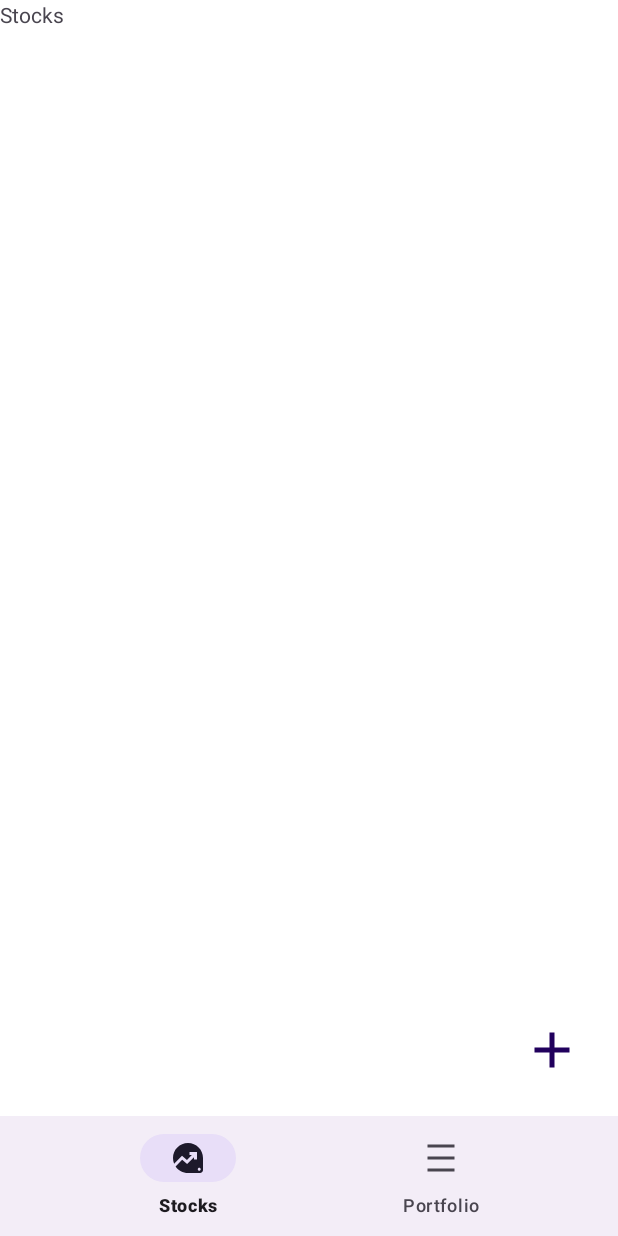
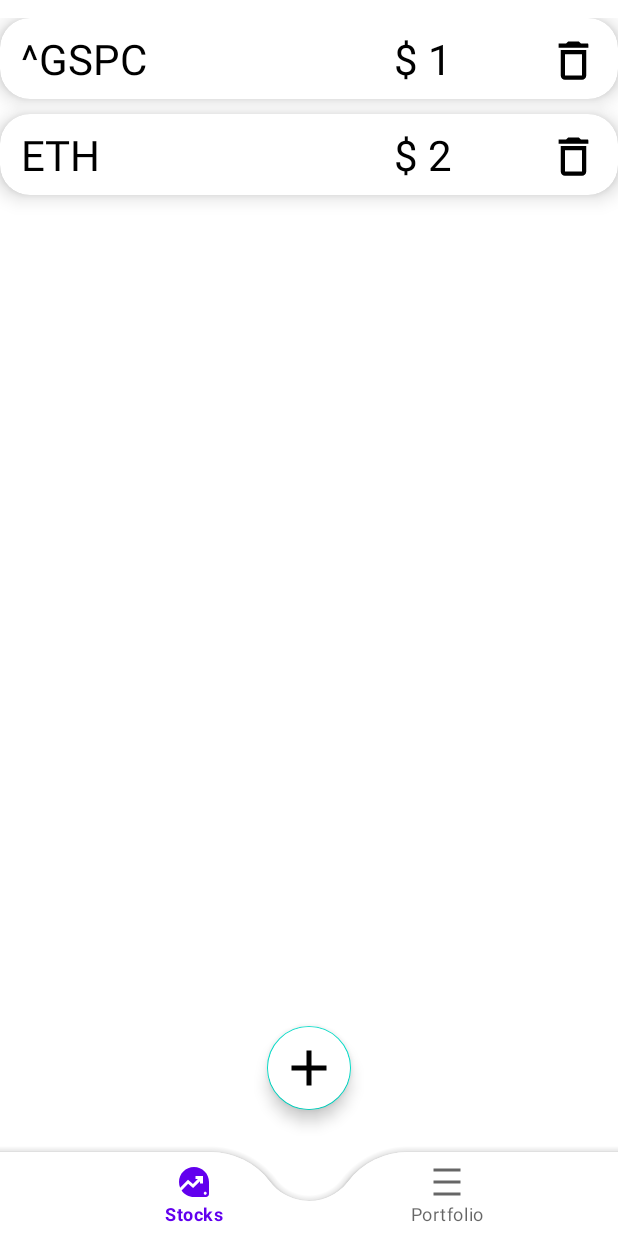
Before and after one commit to VictorFigma/fintrack, an Android app: the screen it shows after launch (HomeActivity), on a phone screen of 412 x 824 dp. Run offline under Robolectric (Android 15) with nearby library versions, the phone set to English and light mode, and no system bars.

Commit message:
Add default custom stocks listView

```diff
--- a/app/build.gradle.kts
+++ b/app/build.gradle.kts
@@ -25,14 +25,16 @@ android {
             )
         }
     }
+
+    buildFeatures {
+        viewBinding = true
+    }
+
     compileOptions {
         sourceCompatibility = JavaVersion.VERSION_1_8
         targetCompatibility = JavaVersion.VERSION_1_8
     }
 
-    buildFeatures {
-        viewBinding = true
-    }
 }
 
 dependencies {
--- a/app/src/main/java/com/victorfigma/fintrack/StocksFragment.java
+++ b/app/src/main/java/com/victorfigma/fintrack/StocksFragment.java
@@ -7,13 +7,37 @@ import androidx.fragment.app.Fragment;
 import android.view.LayoutInflater;
 import android.view.View;
 import android.view.ViewGroup;
+import android.widget.ArrayAdapter;
+import android.widget.ListView;
+
+import java.util.ArrayList;
 
 public class StocksFragment extends Fragment {
 
+    ListView listView;
+    StocksListAdapter listAdapter;
+    ArrayList<StocksListData> dataArrayList= new ArrayList<>();
+    StocksListData listData;
+
+
+
     @Override
-    public View onCreateView(LayoutInflater inflater, ViewGroup container,
-                             Bundle savedInstanceState) {
-        // Inflate the layout for this fragment
-        return inflater.inflate(R.layout.fragment_stocks, container, false);
+    public View onCreateView(LayoutInflater inflater, ViewGroup container, Bundle savedInstanceState) {
+        View view = inflater.inflate(R.layout.fragment_stocks, container, false);
+
+        String[] defaultListStocks = {"^GSPC", "ETH"};
+        int[] defaultListPrices = {1, 2};
+
+        for (int i=0; i < defaultListStocks.length; i++){
+            listData = new StocksListData(defaultListStocks[i], defaultListPrices[i]);
+            dataArrayList.add(listData);
+        }
+
+        listView = (ListView) view.findViewById(R.id.stocksListView);
+        listAdapter = new StocksListAdapter(getActivity(), dataArrayList);
+        listView.setAdapter(listAdapter);
+
+        return view;
     }
+
 }
--- /dev/null
+++ b/app/src/main/java/com/victorfigma/fintrack/StocksListAdapter.java
@@ -0,0 +1,37 @@
+package com.victorfigma.fintrack;
+
+import android.content.Context;
+import android.view.LayoutInflater;
+import android.view.View;
+import android.view.ViewGroup;
+import android.widget.ArrayAdapter;
+import android.widget.TextView;
+
+import androidx.annotation.NonNull;
+import androidx.annotation.Nullable;
+
+import java.util.ArrayList;
+
+public class StocksListAdapter extends ArrayAdapter<StocksListData> {
+    public StocksListAdapter(@NonNull Context context, ArrayList<StocksListData> dataArrayList){
+        super(context, R.layout.listed_item_stocks, dataArrayList);
+    }
+
+    @NonNull
+    @Override
+    public View getView(int position, @Nullable View view, ViewGroup parent){
+        StocksListData listData = getItem(position);
+
+        if(view == null){
+            view = LayoutInflater.from(getContext()).inflate(R.layout.listed_item_stocks, parent, false);
+        }
+
+        TextView listStock = view.findViewById(R.id.stocksStockCode);
+        TextView listPrice = view.findViewById(R.id.stocksStockPrice);
+
+        listStock.setText(listData.stock);
+        listPrice.setText(listData.price + " $");
+
+        return view;
+    }
+}
--- /dev/null
+++ b/app/src/main/java/com/victorfigma/fintrack/StocksListData.java
@@ -0,0 +1,10 @@
+package com.victorfigma.fintrack;
+
+public class StocksListData {
+    String stock, price;
+
+    public StocksListData(String stock, int price){
+        this.stock = stock;
+        this.price = String.valueOf(price);
+    }
+}
--- /dev/null
+++ b/app/src/main/res/drawable/baseline_delete_outline_24.xml
@@ -0,0 +1,5 @@
+<vector android:height="24dp" android:tint="#000000"
+    android:viewportHeight="24" android:viewportWidth="24"
+    android:width="24dp" xmlns:android="http://schemas.android.com/apk/res/android">
+    <path android:fillColor="@android:color/white" android:pathData="M6,19c0,1.1 0.9,2 2,2h8c1.1,0 2,-0.9 2,-2L18,7L6,7v12zM8,9h8v10L8,19L8,9zM15.5,4l-1,-1h-5l-1,1L5,4v2h14L19,4z"/>
+</vector>
--- a/app/src/main/res/layout/activity_home.xml
+++ b/app/src/main/res/layout/activity_home.xml
@@ -12,7 +12,7 @@
     <FrameLayout
         android:layout_width="match_parent"
         android:layout_height="match_parent"
-        android:id="@+id/frame_layout" />
+        android:id="@+id/frame_layout"/>
 
     <com.google.android.material.bottomappbar.BottomAppBar
         android:layout_width="match_parent"
--- a/app/src/main/res/layout/fragment_stocks.xml
+++ b/app/src/main/res/layout/fragment_stocks.xml
@@ -1,14 +1,20 @@
 <?xml version="1.0" encoding="utf-8"?>
-<FrameLayout xmlns:android="http://schemas.android.com/apk/res/android"
-    xmlns:tools="http://schemas.android.com/tools"
+
+<androidx.constraintlayout.widget.ConstraintLayout
+    xmlns:android="http://schemas.android.com/apk/res/android"
     android:layout_width="match_parent"
     android:layout_height="match_parent"
-    tools:context=".StocksFragment">
+    xmlns:tools="http://schemas.android.com/tools"
+    tools:context=".HomeActivity">
 
-    <!-- TODO: Update blank fragment layout -->
-    <TextView
-        android:layout_width="wrap_content"
-        android:layout_height="wrap_content"
-        android:text="Stocks"/>
+    <ListView
+        android:layout_width="match_parent"
+        android:layout_height="match_parent"
+        android:id="@+id/stocksListView"
+        android:scrollbars="vertical"
+        android:layout_marginTop="12dp"
+        tools:listitem="@layout/listed_item_stocks"
+        android:divider="@android:color/transparent"
+        android:dividerHeight="10sp"/>
 
-</FrameLayout>
+</androidx.constraintlayout.widget.ConstraintLayout>
--- /dev/null
+++ b/app/src/main/res/layout/listed_item_stocks.xml
@@ -0,0 +1,54 @@
+<?xml version="1.0" encoding="utf-8"?>
+
+<androidx.cardview.widget.CardView
+    xmlns:android="http://schemas.android.com/apk/res/android"
+    xmlns:app="http://schemas.android.com/apk/res-auto"
+    android:id="@+id/listItems"
+    android:layout_marginStart="14dp"
+    android:layout_marginEnd="14dp"
+    android:layout_marginVertical="12dp"
+    app:cardCornerRadius="20dp"
+    app:cardElevation="8dp"
+    android:layout_width="match_parent"
+    android:layout_height="wrap_content">
+
+    <RelativeLayout
+        android:layout_width="match_parent"
+        android:layout_height="wrap_content">
+
+        <TextView
+            android:id="@+id/stocksStockCode"
+            android:layout_width="115dp"
+            android:layout_height="54dp"
+            android:layout_marginLeft="14dp"
+            android:gravity="center_vertical"
+            android:text="ABCD56"
+            android:textColor="@color/black"
+            android:textSize="28sp" />
+
+        <TextView
+            android:id="@+id/stocksStockPrice"
+            android:layout_width="160dp"
+            android:layout_height="54dp"
+            android:layout_toEndOf="@id/stocksStockCode"
+            android:layout_marginStart="12dp"
+            android:gravity="center_vertical"
+            android:text="100.000,57$"
+            android:textColor="@color/black"
+            android:textDirection="rtl"
+            android:textSize="28sp" />
+
+        <com.google.android.material.imageview.ShapeableImageView
+            android:id="@+id/deleteItem"
+            android:layout_width="wrap_content"
+            android:layout_height="34dp"
+            android:layout_alignParentEnd="true"
+            android:layout_marginEnd="18dp"
+            android:layout_marginTop="11dp"
+            android:scaleType="centerCrop"
+            android:src="@drawable/baseline_delete_outline_24"
+            app:shapeAppearanceOverlay="@style/roundedImageViewRounded"/>
+
+    </RelativeLayout>
+
+</androidx.cardview.widget.CardView>
--- a/app/src/main/res/values-night/themes.xml
+++ b/app/src/main/res/values-night/themes.xml
@@ -1,7 +1,15 @@
 <resources xmlns:tools="http://schemas.android.com/tools">
     <!-- Base application theme. -->
-    <style name="Base.Theme.FinTrack" parent="Theme.Material3.DayNight.NoActionBar">
+    <style name="Base.Theme.FinTrack" parent="Theme.MaterialComponents.DayNight.NoActionBar">
         <!-- Customize your dark theme here. -->
         <!-- <item name="colorPrimary">@color/my_dark_primary</item> -->
     </style>
+
+    <style name="Theme.FinTrack" parent="Theme.MaterialComponents.DayNight.NoActionBar" />
+
+    <style name="roundedImageViewRounded">
+        <item name="cornerFamily"> rounded </item>
+        <item name="cornerSize"> 50% </item>
+    </style>
+
 </resources>
--- a/app/src/main/res/values/themes.xml
+++ b/app/src/main/res/values/themes.xml
@@ -1,9 +1,15 @@
 <resources xmlns:tools="http://schemas.android.com/tools">
     <!-- Base application theme. -->
-    <style name="Base.Theme.FinTrack" parent="Theme.Material3.DayNight.NoActionBar">
+    <style name="Base.Theme.FinTrack" parent="Theme.MaterialComponents.DayNight.NoActionBar">
         <!-- Customize your light theme here. -->
         <!-- <item name="colorPrimary">@color/my_light_primary</item> -->
     </style>
 
-    <style name="Theme.FinTrack" parent="Base.Theme.FinTrack" />
+    <style name="Theme.FinTrack" parent="Theme.MaterialComponents.DayNight.NoActionBar" />
+
+    <style name="roundedImageViewRounded">
+        <item name="cornerFamily"> rounded </item>
+        <item name="cornerSize"> 50% </item>
+    </style>
+
 </resources>
```
